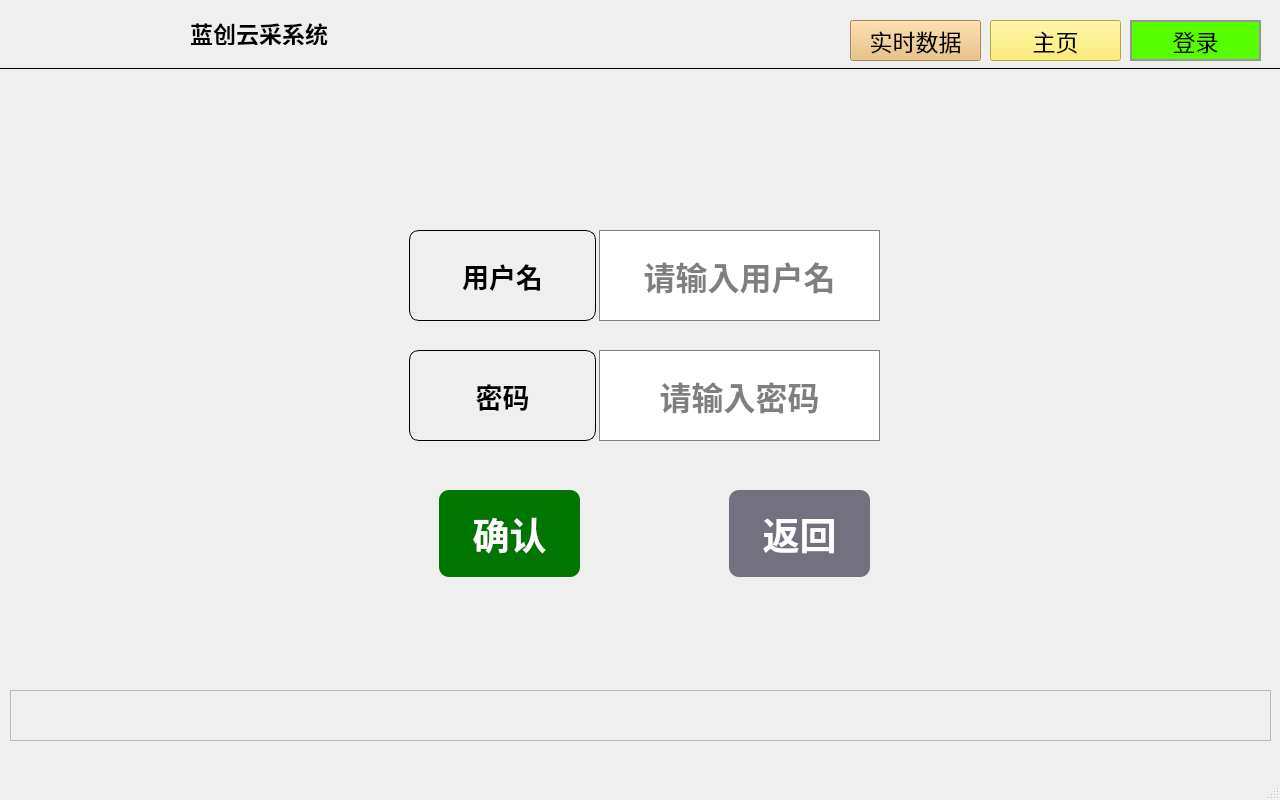
Old version of the form qt-app-master/mainwindow.ui in the repository aa123Eason/workcode.
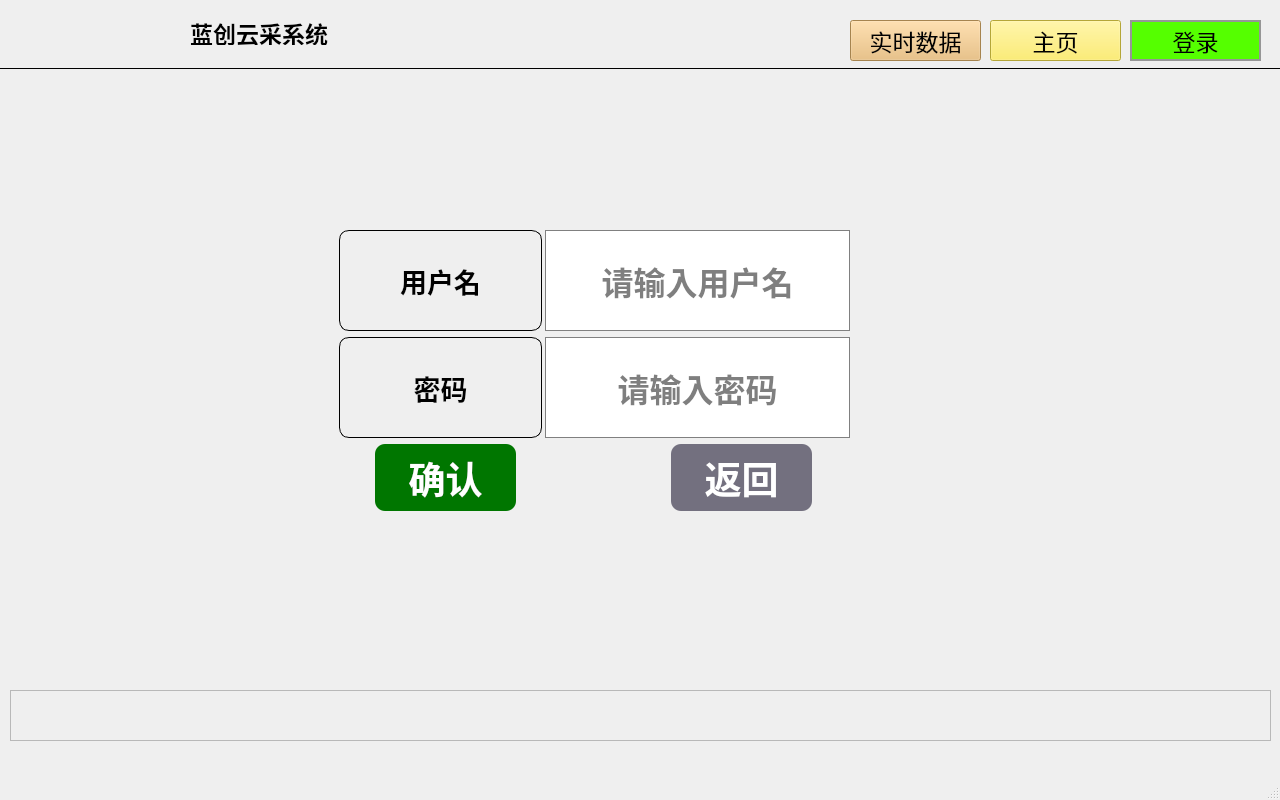
New version of the form. The open tabs and pages were chosen to show the change. Icons and pictures are not drawn.

Patch:
```diff
--- a/qt-app-master/mainwindow.ui
+++ b/qt-app-master/mainwindow.ui
@@ -153,7 +153,7 @@
       <x>-1</x>
       <y>70</y>
       <width>1271</width>
-      <height>601</height>
+      <height>611</height>
      </rect>
     </property>
     <property name="font">
@@ -930,148 +930,24 @@
      </widget>
     </widget>
     <widget class="QWidget" name="page">
-     <widget class="QPushButton" name="Return">
+     <widget class="QWidget" name="">
       <property name="geometry">
        <rect>
-        <x>730</x>
-        <y>420</y>
-        <width>141</width>
-        <height>87</height>
-       </rect>
-      </property>
-      <property name="font">
-       <font>
-        <pointsize>28</pointsize>
-        <weight>75</weight>
-        <bold>true</bold>
-       </font>
-      </property>
-      <property name="styleSheet">
-       <string notr="true">QPushButton{
-background-color: rgb(115, 112, 127);
-color: rgb(255, 255, 255);
-border: none;
-border-radius: 10px;
-
-}
- 
-QPushButton:hover{
-	
-	background-color: rgb(85, 85, 127);
-color: rgb(255, 255, 255);
-border: none;
-border-radius: 10px;
-
-}
- 
-QPushButton:pressed{
-background-color: rgb(85, 85, 127);
-color: rgb(255, 255, 255);
-border: none;
-border-radius: 10px;
-padding-left:2px;
-padding-top:1px;
-}</string>
-      </property>
-      <property name="text">
-       <string>返回</string>
-      </property>
-     </widget>
-     <widget class="QPushButton" name="Login">
-      <property name="geometry">
-       <rect>
-        <x>440</x>
-        <y>420</y>
-        <width>141</width>
-        <height>87</height>
-       </rect>
-      </property>
-      <property name="font">
-       <font>
-        <pointsize>28</pointsize>
-        <weight>75</weight>
-        <bold>true</bold>
-       </font>
-      </property>
-      <property name="styleSheet">
-       <string notr="true">QPushButton{
-background-color: rgb(0, 118, 0);
-color: rgb(255,255, 255);
-border: none;
-border-radius: 10px;
-
-}
- 
-QPushButton:hover{
-background-color: rgb(47, 150, 9);
-color: rgb(255, 255, 255);
-border: none;
-border-radius: 10px;
-
-}
- 
-QPushButton:pressed{
-background-color: rgb(47, 150, 9);
-color: rgb(255, 255, 255);
-border: none;
-border-radius: 10px;
-padding-left:2px;
-padding-top:1px;
-}</string>
-      </property>
-      <property name="text">
-       <string>确认</string>
-      </property>
-     </widget>
-     <widget class="QPushButton" name="quickInput">
-      <property name="geometry">
-       <rect>
-        <x>620</x>
-        <y>460</y>
-        <width>71</width>
-        <height>21</height>
-       </rect>
-      </property>
-      <property name="font">
-       <font>
-        <pointsize>28</pointsize>
-        <weight>75</weight>
-        <bold>true</bold>
-       </font>
-      </property>
-      <property name="styleSheet">
-       <string notr="true">QPushButton
-{
-	background-color: transparent;
-}
-
-QPushButton:press
-{
-	
-	background-color: rgb(211, 215, 207);
-}
-</string>
-      </property>
-      <property name="text">
-       <string/>
-      </property>
-      <property name="flat">
-       <bool>true</bool>
-      </property>
-     </widget>
-     <widget class="QWidget" name="layoutWidget">
-      <property name="geometry">
-       <rect>
-        <x>410</x>
+        <x>340</x>
         <y>160</y>
-        <width>471</width>
-        <height>91</height>
+        <width>511</width>
+        <height>281</height>
        </rect>
       </property>
+      <layout class="QVBoxLayout" name="verticalLayout_3" stretch="1,1,1">
+       <item>
       <layout class="QHBoxLayout" name="horizontalLayout_11" stretch="2,3">
        <property name="spacing">
         <number>3</number>
        </property>
+         <property name="sizeConstraint">
+          <enum>QLayout::SetFixedSize</enum>
+         </property>
        <item>
         <widget class="QPushButton" name="pushButton_6">
          <property name="sizePolicy">
@@ -1150,20 +1026,15 @@
         </widget>
        </item>
       </layout>
-     </widget>
-     <widget class="QWidget" name="layoutWidget">
-      <property name="geometry">
-       <rect>
-        <x>410</x>
-        <y>280</y>
-        <width>471</width>
-        <height>91</height>
-       </rect>
-      </property>
+       </item>
+       <item>
       <layout class="QHBoxLayout" name="horizontalLayout_12" stretch="2,3">
        <property name="spacing">
         <number>3</number>
        </property>
+         <property name="sizeConstraint">
+          <enum>QLayout::SetFixedSize</enum>
+         </property>
        <item>
         <widget class="QPushButton" name="pushButton_5">
          <property name="sizePolicy">
@@ -1243,6 +1114,183 @@
           <bool>false</bool>
          </property>
         </widget>
+         </item>
+        </layout>
+       </item>
+       <item>
+        <layout class="QHBoxLayout" name="horizontalLayout_16" stretch="1,0,1">
+         <property name="spacing">
+          <number>9</number>
+         </property>
+         <property name="sizeConstraint">
+          <enum>QLayout::SetDefaultConstraint</enum>
+         </property>
+         <item>
+          <widget class="QPushButton" name="Login">
+           <property name="sizePolicy">
+            <sizepolicy hsizetype="Preferred" vsizetype="Preferred">
+             <horstretch>0</horstretch>
+             <verstretch>0</verstretch>
+            </sizepolicy>
+           </property>
+           <property name="minimumSize">
+            <size>
+             <width>141</width>
+             <height>67</height>
+            </size>
+           </property>
+           <property name="maximumSize">
+            <size>
+             <width>141</width>
+             <height>67</height>
+            </size>
+           </property>
+           <property name="font">
+            <font>
+             <pointsize>28</pointsize>
+             <weight>75</weight>
+             <bold>true</bold>
+            </font>
+           </property>
+           <property name="styleSheet">
+            <string notr="true">QPushButton{
+background-color: rgb(0, 118, 0);
+color: rgb(255,255, 255);
+border: none;
+border-radius: 10px;
+
+}
+ 
+QPushButton:hover{
+background-color: rgb(47, 150, 9);
+color: rgb(255, 255, 255);
+border: none;
+border-radius: 10px;
+
+}
+ 
+QPushButton:pressed{
+background-color: rgb(47, 150, 9);
+color: rgb(255, 255, 255);
+border: none;
+border-radius: 10px;
+padding-left:2px;
+padding-top:1px;
+}</string>
+           </property>
+           <property name="text">
+            <string>确认</string>
+           </property>
+          </widget>
+         </item>
+         <item>
+          <widget class="QPushButton" name="quickInput">
+           <property name="sizePolicy">
+            <sizepolicy hsizetype="Fixed" vsizetype="Fixed">
+             <horstretch>0</horstretch>
+             <verstretch>0</verstretch>
+            </sizepolicy>
+           </property>
+           <property name="minimumSize">
+            <size>
+             <width>65</width>
+             <height>33</height>
+            </size>
+           </property>
+           <property name="maximumSize">
+            <size>
+             <width>65</width>
+             <height>33</height>
+            </size>
+           </property>
+           <property name="font">
+            <font>
+             <pointsize>28</pointsize>
+             <weight>75</weight>
+             <bold>true</bold>
+            </font>
+           </property>
+           <property name="styleSheet">
+            <string notr="true">QPushButton
+{
+	background-color: transparent;
+}
+
+QPushButton:press
+{
+	
+	background-color: rgb(211, 215, 207);
+}
+</string>
+           </property>
+           <property name="text">
+            <string/>
+           </property>
+           <property name="flat">
+            <bool>true</bool>
+           </property>
+          </widget>
+         </item>
+         <item>
+          <widget class="QPushButton" name="Return">
+           <property name="sizePolicy">
+            <sizepolicy hsizetype="Minimum" vsizetype="Preferred">
+             <horstretch>0</horstretch>
+             <verstretch>0</verstretch>
+            </sizepolicy>
+           </property>
+           <property name="minimumSize">
+            <size>
+             <width>141</width>
+             <height>67</height>
+            </size>
+           </property>
+           <property name="maximumSize">
+            <size>
+             <width>141</width>
+             <height>67</height>
+            </size>
+           </property>
+           <property name="font">
+            <font>
+             <pointsize>28</pointsize>
+             <weight>75</weight>
+             <bold>true</bold>
+            </font>
+           </property>
+           <property name="styleSheet">
+            <string notr="true">QPushButton{
+background-color: rgb(115, 112, 127);
+color: rgb(255, 255, 255);
+border: none;
+border-radius: 10px;
+
+}
+ 
+QPushButton:hover{
+	
+	background-color: rgb(85, 85, 127);
+color: rgb(255, 255, 255);
+border: none;
+border-radius: 10px;
+
+}
+ 
+QPushButton:pressed{
+background-color: rgb(85, 85, 127);
+color: rgb(255, 255, 255);
+border: none;
+border-radius: 10px;
+padding-left:2px;
+padding-top:1px;
+}</string>
+           </property>
+           <property name="text">
+            <string>返回</string>
+           </property>
+          </widget>
+         </item>
+        </layout>
        </item>
       </layout>
      </widget>
```
Left out of the diff: 2 changed lines with no effect on the pictures. Lines whose indentation alone changed are shown as unchanged.
